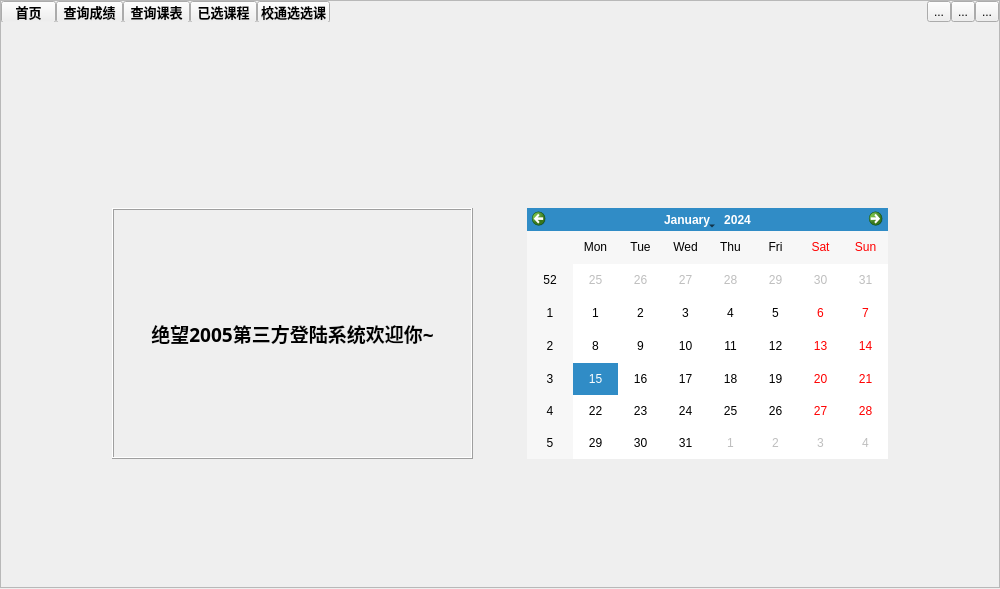
This is BrowerserWidgetMainPageQt.ui in chenzhutian/myClientPyQt as Qt 5 draws it before an edit. The edited form follows.
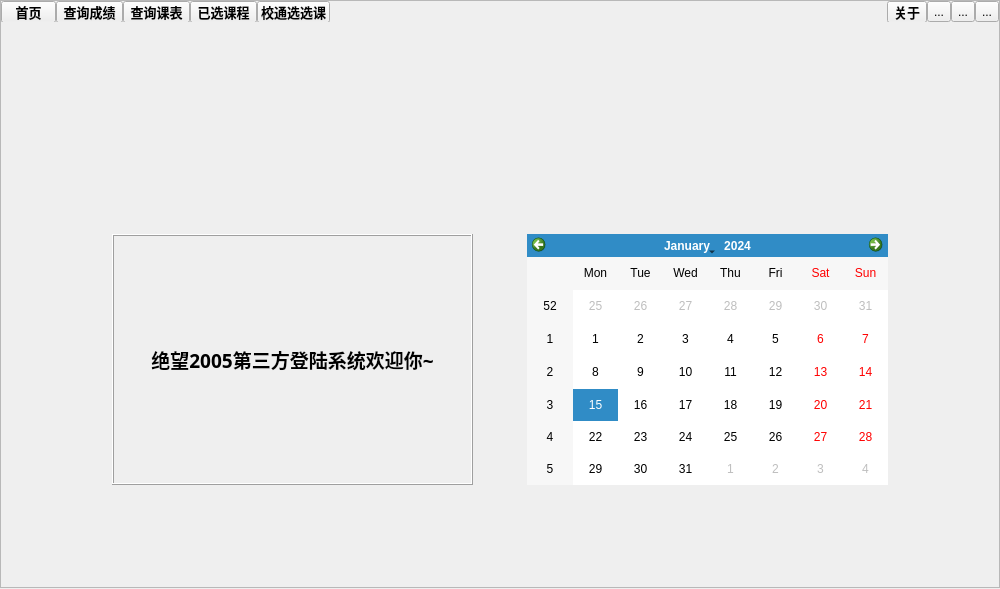
This is the edited form. The open tabs and pages were chosen to show the change. Icons and pictures are not drawn.

The edit to the form file:
```diff
--- a/BrowerserWidgetMainPageQt.ui
+++ b/BrowerserWidgetMainPageQt.ui
@@ -111,7 +111,7 @@
            <height>20</height>
           </size>
          </property>
-         <layout class="QHBoxLayout" name="horizontalLayout_6">
+         <layout class="QHBoxLayout" name="horizontalLayout_4">
           <property name="spacing">
            <number>0</number>
           </property>
@@ -276,6 +276,33 @@
             </property>
            </spacer>
           </item>
+          <item>
+           <widget class="QToolButton" name="aboutToolButton">
+            <property name="sizePolicy">
+             <sizepolicy hsizetype="Fixed" vsizetype="Fixed">
+              <horstretch>0</horstretch>
+              <verstretch>0</verstretch>
+             </sizepolicy>
+            </property>
+            <property name="minimumSize">
+             <size>
+              <width>40</width>
+              <height>22</height>
+             </size>
+            </property>
+            <property name="font">
+             <font>
+              <family>微软雅黑</family>
+              <pointsize>10</pointsize>
+              <weight>75</weight>
+              <bold>true</bold>
+             </font>
+            </property>
+            <property name="text">
+             <string>关于</string>
+            </property>
+           </widget>
+          </item>
           <item>
            <widget class="QToolButton" name="minToolButton">
             <property name="text">
@@ -530,58 +557,6 @@
              </item>
             </layout>
            </item>
-           <item>
-            <spacer name="verticalSpacer_8">
-             <property name="orientation">
-              <enum>Qt::Vertical</enum>
-             </property>
-             <property name="sizeType">
-              <enum>QSizePolicy::Fixed</enum>
-             </property>
-             <property name="sizeHint" stdset="0">
-              <size>
-               <width>20</width>
-               <height>18</height>
-              </size>
-             </property>
-            </spacer>
-           </item>
-           <item>
-            <layout class="QHBoxLayout" name="horizontalLayout_4">
-             <item>
-              <spacer name="horizontalSpacer_2">
-               <property name="orientation">
-                <enum>Qt::Horizontal</enum>
-               </property>
-               <property name="sizeType">
-                <enum>QSizePolicy::Expanding</enum>
-               </property>
-               <property name="sizeHint" stdset="0">
-                <size>
-                 <width>40</width>
-                 <height>20</height>
-                </size>
-               </property>
-              </spacer>
-             </item>
-             <item>
-              <spacer name="horizontalSpacer_3">
-               <property name="orientation">
-                <enum>Qt::Horizontal</enum>
-               </property>
-               <property name="sizeType">
-                <enum>QSizePolicy::Expanding</enum>
-               </property>
-               <property name="sizeHint" stdset="0">
-                <size>
-                 <width>40</width>
-                 <height>20</height>
-                </size>
-               </property>
-              </spacer>
-             </item>
-            </layout>
-           </item>
            <item>
             <spacer name="verticalSpacer">
              <property name="orientation">
```
Left out of the diff: 2 changed lines with no effect on the pictures.
